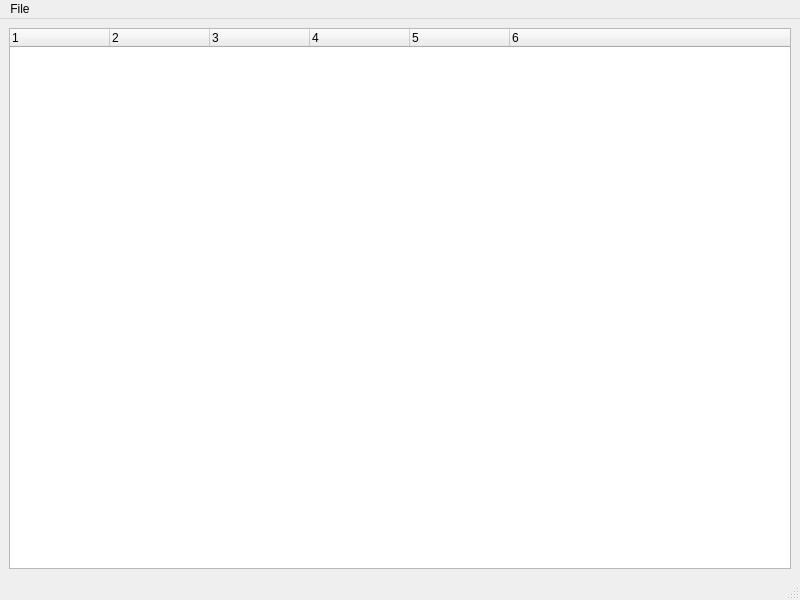
This is mainwindow.ui in ArnePhotonics/ObsolescenceObserverEditor as Qt 5 draws it before an edit. The edited form follows.
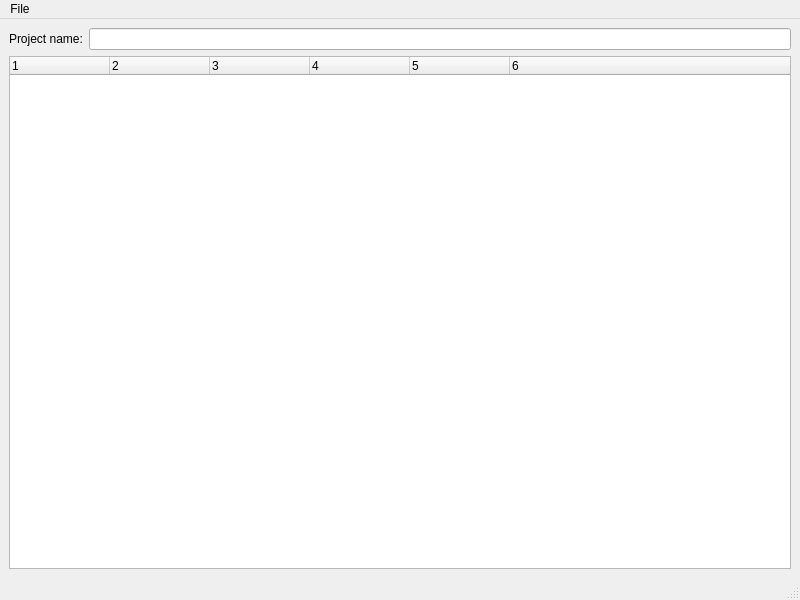
This is the edited form.

```diff
--- a/mainwindow.ui
+++ b/mainwindow.ui
@@ -15,7 +15,7 @@
   </property>
   <widget class="QWidget" name="centralwidget">
    <layout class="QGridLayout" name="gridLayout">
-    <item row="0" column="0">
+    <item row="3" column="0">
      <widget class="QTreeWidget" name="treeWidget">
       <property name="contextMenuPolicy">
        <enum>Qt::CustomContextMenu</enum>
@@ -55,6 +55,20 @@
       </column>
      </widget>
     </item>
+    <item row="0" column="0">
+     <layout class="QHBoxLayout" name="horizontalLayout">
+      <item>
+       <widget class="QLabel" name="label">
+        <property name="text">
+         <string>Project name:</string>
+        </property>
+       </widget>
+      </item>
+      <item>
+       <widget class="QLineEdit" name="edt_projectname"/>
+      </item>
+     </layout>
+    </item>
    </layout>
   </widget>
   <widget class="QMenuBar" name="menubar">
```
Left out of the diff: 8 changed lines with no effect on the pictures.
